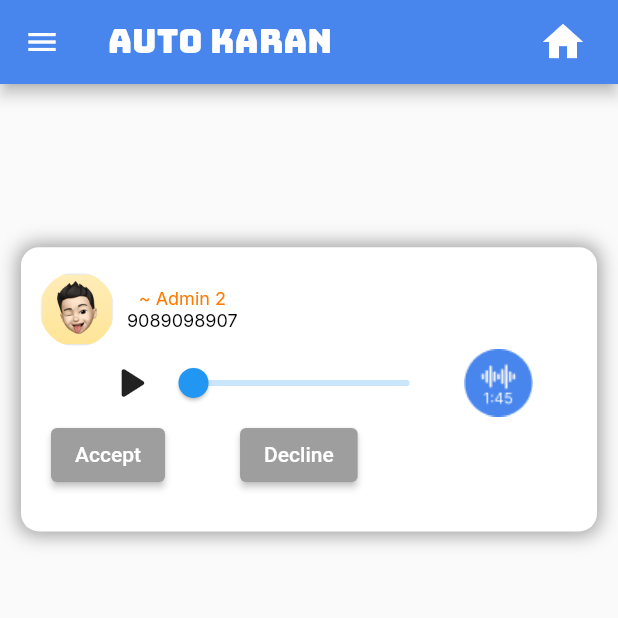
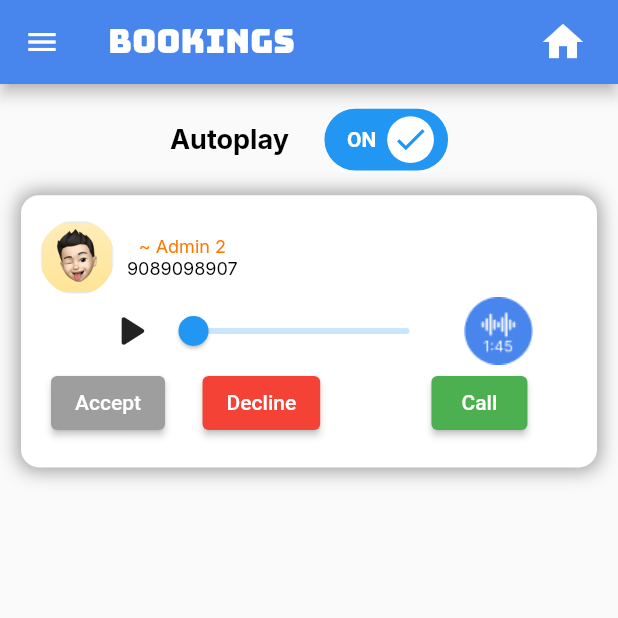
Before and after one commit to TharikFAD/rickshaw_ui_design, a Flutter app: the BookingsPage screen opened by its route, on a phone screen of 412 x 824 dp, the top half of it. Run offline on Flutter 3.47's test engine with Material 2 defaults, Android fonts, the phone set to English and light mode, and no system bars; drawn by our look-alikes of lite_rolling_switch; our stand-ins replace fluttertoast, geolocator, google_fonts, google_maps_flutter, intl_phone_field and 2 more; missing offline and left inert: dart:ffi, flutter_background_service; accounts and stored records are empty.

Commit message:
autoplay button has been placed

```diff
--- a/lib/pages/bookingsPage/booking_page.dart
+++ b/lib/pages/bookingsPage/booking_page.dart
@@ -1,9 +1,11 @@
-// ignore_for_file: prefer_const_literals_to_create_immutables, prefer_const_constructors
+// ignore_for_file: prefer_const_literals_to_create_immutables, prefer_const_constructors, unused_element
 
 import 'package:flutter/material.dart';
+import 'package:google_fonts/google_fonts.dart';
 import 'package:meter_app/pages/bookingsPage/widgets/bookings_card.dart';
-import 'package:meter_app/pages/homePage/widgets/appBarWidget.dart';
 import 'package:meter_app/pages/homePage/widgets/drawer.dart';
+import 'package:meter_app/routes/route_name.dart';
+import 'package:lite_rolling_switch/lite_rolling_switch.dart';
 
 class BookingsPage extends StatefulWidget {
   const BookingsPage({super.key});
@@ -16,32 +18,85 @@ class _BookingsPageState extends State<BookingsPage> {
   @override
   Widget build(BuildContext context) {
     var size = MediaQuery.of(context).size;
+
     return Scaffold(
+      //Appbar
+      appBar: AppBar(
+        title: Text(
+          "Bookings",
+          style: GoogleFonts.bungee(fontSize: 22, fontWeight: FontWeight.w400),
+        ), //appbar title
+        backgroundColor: Color(0xFF4885ED), //appbar background color
+
+        actions: [
+          InkWell(
+            onTap: () {
+              Navigator.popAndPushNamed(context, homeScreenRoute);
+            },
+            child: Icon(
+              Icons.home,
+              size: 32,
+            ),
+          ),
+          SizedBox(
+            width: size.width * 0.05,
+          )
+        ],
+      ),
+
       //Drawer
       drawer: MyDrawerWidget(),
 
-      body: Stack(
+      //Body
+      body: Column(
         children: [
-          //Appbar
-          Column(
-            children: [
-              CustomAppBar(),
-            ],
+          SizedBox(
+            height: size.height * 0.02,
           ),
-
-          //Cards
           Center(
-            child: Column(
-              children: [
-                SizedBox(
-                  height: size.height * 0.2,
+            child: Container(
+              height: size.height * 0.05,
+              width: size.width * 0.45,
+              decoration: BoxDecoration(
+                borderRadius: BorderRadiusDirectional.circular(12),
+              ),
+              child: Center(
+                child: Row(
+                  mainAxisAlignment: MainAxisAlignment.spaceBetween,
+                  children: [
+                    Text(
+                      'Autoplay',
+                      style: GoogleFonts.inter(
+                          fontSize: 18,
+                          fontWeight: FontWeight.w700,
+                          color: Colors.black),
+                    ),
+                    LiteRollingSwitch(
+                      width: size.width * 0.2,
+                      onDoubleTap: () {},
+                      onTap: () {},
+                      onSwipe: () {},
+                      value: true,
+                      textOff: "OFF",
+                      textOn: "ON",
+                      colorOff: Colors.grey,
+                      colorOn: Colors.blue,
+                      onChanged: (bool state) {
+                        //Use it to manage the different states
+                        print('Current State of SWITCH IS: $state');
+                      },
+                    )
+                  ],
                 ),
-                Padding(
-                  padding: const EdgeInsets.only(left: 14.0, right: 14.0),
-                  child: BookingsCard(),
-                ),
-              ],
+              ),
             ),
+          ),
+          SizedBox(
+            height: size.height * 0.02,
+          ),
+          Padding(
+            padding: const EdgeInsets.only(left: 14.0, right: 14.0),
+            child: BookingsCard(),
           ),
         ],
       ),
--- a/lib/pages/bookingsPage/widgets/bookings_card.dart
+++ b/lib/pages/bookingsPage/widgets/bookings_card.dart
@@ -1,10 +1,10 @@
-// ignore_for_file: prefer_const_constructors, prefer_const_literals_to_create_immutables
+// ignore_for_file: prefer_const_constructors, prefer_const_literals_to_create_immutables, sort_child_properties_last, unnecessary_null_comparison
 
 import 'package:flutter/material.dart';
 import 'package:google_fonts/google_fonts.dart';
 
 class BookingsCard extends StatefulWidget {
-  const BookingsCard({super.key});
+  const BookingsCard({Key? key}) : super(key: key);
 
   @override
   State<BookingsCard> createState() => _BookingsCardState();
@@ -15,8 +15,9 @@ class _BookingsCardState extends State<BookingsCard> {
   Widget build(BuildContext context) {
     var size = MediaQuery.of(context).size;
     return Container(
-      height: size.height * 0.23,
       width: double.infinity,
+
+      //Decoration
       decoration: BoxDecoration(
         borderRadius: BorderRadius.circular(12),
         boxShadow: [
@@ -37,11 +38,15 @@ class _BookingsCardState extends State<BookingsCard> {
           ), //BoxShadow
         ],
       ),
+
+      //Child
       child: Column(
         children: [
           SizedBox(
             height: size.height * 0.02,
           ),
+
+          //User Info
           Row(
             children: [
               SizedBox(
@@ -52,7 +57,7 @@ class _BookingsCardState extends State<BookingsCard> {
                 height: 50,
                 width: 50,
                 decoration: BoxDecoration(
-                  borderRadius: BorderRadius.circular(90),
+                  shape: BoxShape.circle,
                   color: Colors.white,
                 ),
                 child: ClipRRect(
@@ -62,9 +67,12 @@ class _BookingsCardState extends State<BookingsCard> {
                   child: Image.asset('assets/UngaAuto.png'),
                 ),
               ),
+
+              //Spacing
               SizedBox(
                 width: size.width * 0.02,
               ),
+
               //Name and Phone Number
               Column(
                 children: [
@@ -88,6 +96,7 @@ class _BookingsCardState extends State<BookingsCard> {
               ),
             ],
           ),
+
           //Audio Player
           Row(
             mainAxisAlignment: MainAxisAlignment.center,
@@ -123,15 +132,29 @@ class _BookingsCardState extends State<BookingsCard> {
                     backgroundColor: MaterialStatePropertyAll(Colors.grey)),
               ),
               SizedBox(
-                width: 50,
+                width: 25,
               ),
               ElevatedButton(
                 onPressed: () {},
                 child: Text('Decline'),
                 style: ButtonStyle(
-                    backgroundColor: MaterialStatePropertyAll(Colors.grey)),
+                    backgroundColor: MaterialStatePropertyAll(Colors.red)),
               ),
+              SizedBox(
+                width: size.width * 0.18,
+              ),
+              ElevatedButton(
+                onPressed: () {},
+                child: Text('Call'),
+                style: ButtonStyle(
+                  backgroundColor: MaterialStatePropertyAll(Colors.green),
+                ),
+              )
             ],
+          ),
+
+          SizedBox(
+            height: size.height * 0.023,
           ),
         ],
       ),
--- a/pubspec.yaml
+++ b/pubspec.yaml
@@ -42,7 +42,7 @@ dependencies:
   otp_text_field: ^1.1.3
   flutter_svg: any
   google_maps_flutter: ^2.2.5
-  audioplayers: ^3.0.1
+  audioplayers: any
   http: ^0.13.5
   fluttertoast: ^8.2.1
   shared_preferences: ^2.0.18
@@ -50,6 +50,7 @@ dependencies:
   permission_handler: ^10.2.0
   flutter_background_service: ^2.4.6
   intl: ^0.18.0
+  lite_rolling_switch: ^1.0.1
 
 
 dev_dependencies:
```
Also changed, not shown: pubspec.lock, 1 other file.
